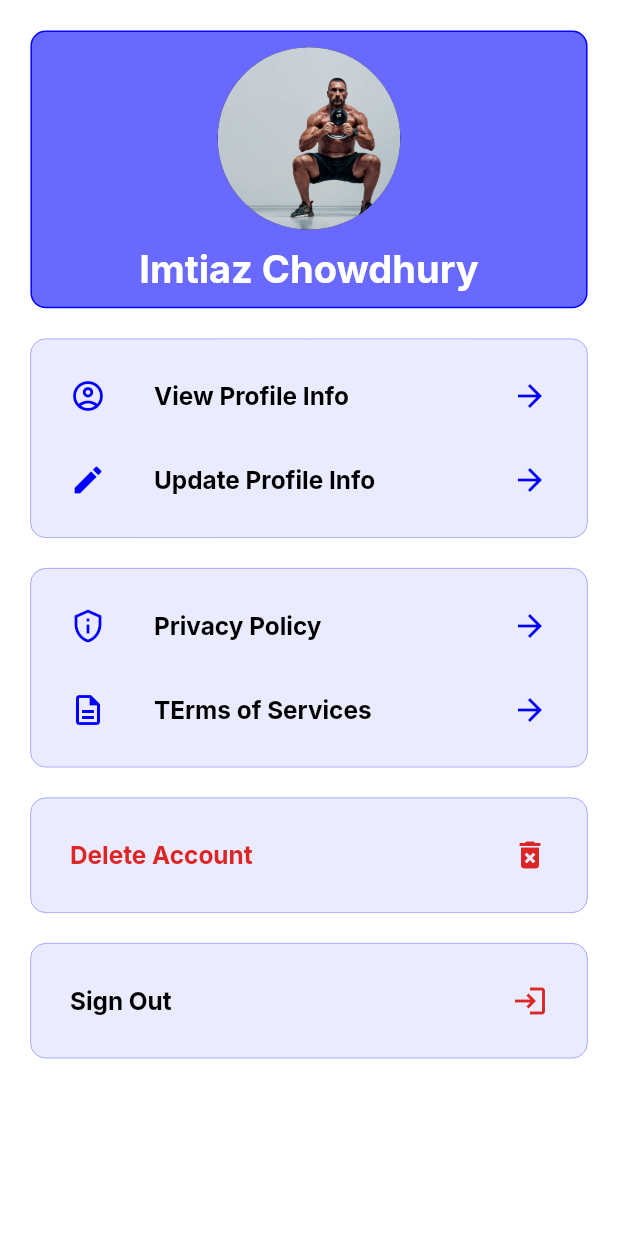
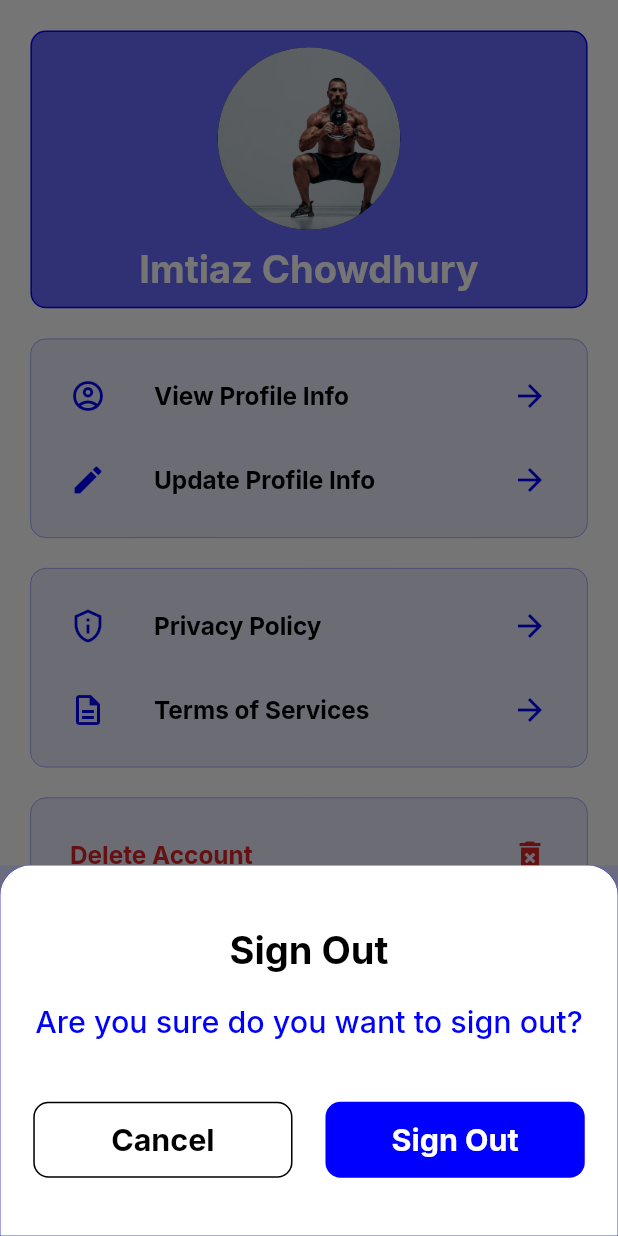
Before and after one commit to ImtiazChowdhuryWork/FitSnap_AI, a Flutter app: the ProfileScreen screen opened by its route, after a tap on "Sign Out", on a phone screen of 412 x 824 dp. Run offline on Flutter 3.47's test engine with Material 3 defaults, Android fonts, the phone set to English and light mode, and no system bars; drawn by our look-alikes of auto_animated; our stand-ins replace custom_navigation_bar, dio, flutter_screenutil, flutter_svg, get, get_it and 5 more; missing offline and left inert: dotlottie_loader; accounts and stored records are empty.

```diff
--- a/lib/common_widgets/custom_drawer.dart
+++ b/lib/common_widgets/custom_drawer.dart
@@ -70,7 +70,6 @@ class CustomDrawer extends StatelessWidget {
                     UIHelper.verticalSpace(15.h),
 
                     ///Favourites
-
                     CustomContainer(
                       padding: EdgeInsets.zero,
                       alignment: Alignment.centerRight,
@@ -90,7 +89,8 @@ class CustomDrawer extends StatelessWidget {
                       alignment: Alignment.centerRight,
                       child: CustomListTile(
                         onTap: () {
-                          NavigationService.navigateTo(Routes.checkoutScreen);
+                          NavigationService.navigateTo(
+                              Routes.subscriptionAndBillingScreen);
                         },
                         title: "Subscriptions & Billing",
                         leadingIcon: Icons.payment,
@@ -99,7 +99,6 @@ class CustomDrawer extends StatelessWidget {
                     UIHelper.verticalSpace(15.h),
 
                     ///Terms of Services
-
                     CustomContainer(
                       padding: EdgeInsets.zero,
                       alignment: Alignment.centerRight,
--- a/lib/features/profile/profile_screen.dart
+++ b/lib/features/profile/profile_screen.dart
@@ -1,11 +1,18 @@
+import 'package:fitsnap_ai/common_widgets/custom_elevated_button.dart';
 import 'package:fitsnap_ai/constants/text_font_style.dart';
 import 'package:fitsnap_ai/common_widgets/custom_container.dart';
 import 'package:fitsnap_ai/common_widgets/custom_list_tile.dart';
+import 'package:fitsnap_ai/features/profile/widgets/delete_account_bottom_sheet.dart';
+import 'package:fitsnap_ai/features/profile/widgets/sign_out_bottom_sheet.dart';
+import 'package:fitsnap_ai/features/profile/widgets/user_image_name_widget.dart';
 import 'package:fitsnap_ai/gen/assets.gen.dart';
 import 'package:fitsnap_ai/gen/colors.gen.dart';
+import 'package:fitsnap_ai/helpers/all_routes.dart';
+import 'package:fitsnap_ai/helpers/navigation_service.dart';
 import 'package:fitsnap_ai/helpers/ui_helpers.dart';
 import 'package:flutter/material.dart';
 import 'package:flutter_screenutil/flutter_screenutil.dart';
+import 'package:get/get.dart';
 
 class ProfileScreen extends StatelessWidget {
   const ProfileScreen({super.key});
@@ -21,37 +28,9 @@ class ProfileScreen extends StatelessWidget {
             children: [
               ///Image
               ///User Name
-              Container(
-                width: 1.sw,
-                padding: EdgeInsets.all(10.sp),
-                alignment: Alignment.center,
-                decoration: BoxDecoration(
-                  color: AppColors.c0000ff.withAlpha(150),
-                  border: Border.all(
-                    color: AppColors.c0000ff,
-                  ),
-                  borderRadius: BorderRadius.circular(10.r),
-                ),
-                child: Column(
-                  crossAxisAlignment: CrossAxisAlignment.center,
-                  mainAxisAlignment: MainAxisAlignment.center,
-                  children: [
-                    ///Profile Image
-                    CircleAvatar(
-                      radius: 60.sp,
-                      backgroundImage: AssetImage(
-                        Assets.images.addPaymentMethodScreenImage.path,
-                      ),
-                    ),
-                    UIHelper.verticalSpace(10.h),
-
-                    ///User Name
-                    Text(
-                      "Imtiaz Chowdhury",
-                      style: TextFontStyle.headline25BoldcFFFFFFStyleInter,
-                    ),
-                  ],
-                ),
+              UserImageAndNameWidget(
+                userImage: Assets.images.addPaymentMethodScreenImage.path,
+                userName: "Imtiaz Chowdhury",
               ),
               UIHelper.verticalSpace(20.h),
 
@@ -62,7 +41,10 @@ class ProfileScreen extends StatelessWidget {
                   children: [
                     ///View only profile details
                     CustomListTile(
-                      onTap: () {},
+                      onTap: () {
+                        NavigationService.navigateTo(
+                            Routes.viewProfileInfoScreen);
+                      },
                       title: "View Profile Info",
                       leadingIcon: Icons.account_circle_outlined,
                       trailingIcon: Icons.arrow_forward,
@@ -96,7 +78,7 @@ class ProfileScreen extends StatelessWidget {
                     ///View & Update profile details
                     CustomListTile(
                       onTap: () {},
-                      title: "TErms of Services",
+                      title: "Terms of Services",
                       leadingIcon: Icons.description_outlined,
                       trailingIcon: Icons.arrow_forward,
                     ),
@@ -108,7 +90,12 @@ class ProfileScreen extends StatelessWidget {
               ///Section : Delete Account
               CustomContainer(
                 child: CustomListTile(
-                  onTap: () {},
+                  onTap: () {
+                    Get.bottomSheet(
+                      backgroundColor: AppColors.c0000ff.withAlpha(20),
+                      DeleteAccountBottomSheet(),
+                    );
+                  },
                   title: "Delete Account",
                   titleColor: AppColors.cdc2626,
                   trailingIcon: Icons.delete_forever,
@@ -120,7 +107,12 @@ class ProfileScreen extends StatelessWidget {
               ///Section : Delete Account
               CustomContainer(
                 child: CustomListTile(
-                  onTap: () {},
+                  onTap: () {
+                    Get.bottomSheet(
+                      backgroundColor: AppColors.c0000ff.withAlpha(20),
+                      SignOutBottomSheet(),
+                    );
+                  },
                   title: "Sign Out",
                   isLeadingUsed: false,
                   leadingIcon: Icons.login_outlined,
--- /dev/null
+++ b/lib/features/profile/widgets/sign_out_bottom_sheet.dart
@@ -0,0 +1,97 @@
+import 'package:flutter/material.dart';
+import 'package:flutter_screenutil/flutter_screenutil.dart';
+
+import '../../../common_widgets/custom_elevated_button.dart';
+import '../../../constants/text_font_style.dart';
+import '../../../gen/colors.gen.dart';
+import '../../../helpers/ui_helpers.dart';
+
+class SignOutBottomSheet extends StatelessWidget {
+  const SignOutBottomSheet({super.key});
+
+  @override
+  Widget build(BuildContext context) {
+    return Container(
+      width: 1.sw,
+      height: 0.3.sh,
+      padding: EdgeInsets.only(
+        top: 40.h,
+        left: 20.w,
+        right: 20.w,
+        bottom: 20.h,
+      ),
+      alignment: Alignment.center,
+      decoration: BoxDecoration(
+        color: AppColors.cFFFFFF,
+        border: Border.all(
+          width: 0.2.sp,
+          color: AppColors.c0000ff,
+        ),
+        borderRadius: BorderRadius.only(
+          topLeft: Radius.circular(20),
+          topRight: Radius.circular(20),
+        ),
+      ),
+      child: Column(
+        children: [
+          ///Text : Sign Out
+          Text(
+            "Sign Out",
+            style: TextFontStyle.headline25BoldcFFFFFFStyleInter.copyWith(
+              color: AppColors.c000000,
+            ),
+          ),
+          UIHelper.verticalSpace(20.h),
+
+          ///Text : Are you sure do you want to sign out?
+          Text(
+            "Are you sure do you want to sign out?",
+            textAlign: TextAlign.center,
+            style: TextFontStyle.headline25BoldcFFFFFFStyleInter.copyWith(
+              fontSize: 20.sp,
+              color: AppColors.c0000ff,
+              fontWeight: FontWeight.w500,
+            ),
+          ),
+          UIHelper.verticalSpace(40.h),
+
+          ///Button : Cancel
+          ///Button : Sign Out
+          Row(
+            mainAxisAlignment: MainAxisAlignment.center,
+            children: [
+              ///Button : Cancel Button
+              Expanded(
+                child: CustomElevatedButton(
+                  onTap: () {},
+                  buttonTitle: "Cancel",
+                  textStyle:
+                      TextFontStyle.headline25BoldcFFFFFFStyleInter.copyWith(
+                    color: AppColors.c000000,
+                    fontSize: 20.sp,
+                  ),
+                  isButtonBorderUsed: true,
+                  buttonBorderColor: AppColors.c000000,
+                  buttonColor: AppColors.cFFFFFF,
+                ),
+              ),
+              UIHelper.horizontalSpace(20.w),
+
+              ///Button : Sign Out
+              Expanded(
+                child: CustomElevatedButton(
+                  onTap: () {},
+                  buttonTitle: "Sign Out",
+                  textStyle:
+                      TextFontStyle.headline25BoldcFFFFFFStyleInter.copyWith(
+                    fontSize: 20.sp,
+                  ),
+                ),
+              ),
+            ],
+          ),
+        ],
+      ),
+    );
+  }
+}
--- /dev/null
+++ b/lib/features/profile/widgets/user_image_name_widget.dart
@@ -0,0 +1,53 @@
+import 'package:flutter/material.dart';
+import 'package:flutter_screenutil/flutter_screenutil.dart';
+
+import '../../../constants/text_font_style.dart';
+import '../../../gen/assets.gen.dart';
+import '../../../gen/colors.gen.dart';
+import '../../../helpers/ui_helpers.dart';
+
+class UserImageAndNameWidget extends StatelessWidget {
+  final String userImage;
+  final String userName;
+  const UserImageAndNameWidget({
+    super.key,
+    required this.userImage,
+    required this.userName,
+  });
+
+  @override
+  Widget build(BuildContext context) {
+    return Container(
+      width: 1.sw,
+      padding: EdgeInsets.all(10.sp),
+      alignment: Alignment.center,
+      decoration: BoxDecoration(
+        color: AppColors.c0000ff.withAlpha(150),
+        border: Border.all(
+          color: AppColors.c0000ff,
+        ),
+        borderRadius: BorderRadius.circular(10.r),
+      ),
+      child: Column(
+        crossAxisAlignment: CrossAxisAlignment.center,
+        mainAxisAlignment: MainAxisAlignment.center,
+        children: [
+          ///Profile Image
+          CircleAvatar(
+            radius: 60.sp,
+            backgroundImage: AssetImage(
+              userImage,
+            ),
+          ),
+          UIHelper.verticalSpace(10.h),
+
+          ///User Name
+          Text(
+            userName,
+            style: TextFontStyle.headline25BoldcFFFFFFStyleInter,
+          ),
+        ],
+      ),
+    );
+  }
+}
--- a/lib/helpers/all_routes.dart
+++ b/lib/helpers/all_routes.dart
@@ -6,11 +6,13 @@ import 'package:fitsnap_ai/features/create_customize_plan/create_customize_plan_
 import 'package:fitsnap_ai/features/first_day/first_day_screen.dart';
 import 'package:fitsnap_ai/features/my_plan/my_plan_screen.dart';
 import 'package:fitsnap_ai/features/profile/profile_screen.dart';
+import 'package:fitsnap_ai/features/profile/view_profile_info_screen.dart';
 import 'package:fitsnap_ai/features/sign_in/sign_in_screen.dart';
 import 'package:fitsnap_ai/features/registration_successful/registration_successful_screen.dart';
 import 'package:fitsnap_ai/features/reset_password/reset_pasword_screen.dart';
 import 'package:fitsnap_ai/features/send_verification_code/send_verificatin_code_screen.dart';
 import 'package:fitsnap_ai/features/sign_up/sign_up_screen.dart';
+import 'package:fitsnap_ai/features/subscription_billing/subscription_billing_screen.dart';
 import 'package:fitsnap_ai/features/verify_code/verify_code_screen.dart';
 import 'package:fitsnap_ai/features/well_done/well_done_screen.dart';
 import 'package:fitsnap_ai/navigation_screen.dart';
@@ -42,6 +44,9 @@ final class Routes {
   static const String firstDayScreen = '/firstDayScreen';
   static const String myPlanScreen = '/myPlanScreen';
   static const String profileScreen = '/profileScreen';
+  static const String viewProfileInfoScreen = '/viewProfileInfoScreen';
+  static const String subscriptionAndBillingScreen =
+      '/subscriptionAndBillingScreen';
   static const String addPaymentMethodScreen = '/addPaymentMethodScreen';
   static const String sendVerificationScreen = '/sendVerificationScreen';
   static const String verifyCodeScreen = '/verifyCodeScreen';
@@ -238,6 +243,28 @@ final class RouteGenerator {
                 builder: (context) => ProfileScreen(),
               );
 
+      ///subscriptionAndBillingScreen
+      case Routes.subscriptionAndBillingScreen:
+        return Platform.isAndroid
+            ? _FadedTransitionRoute(
+                widget: SubscriptionBillingScreen(),
+                settings: settings,
+              )
+            : CupertinoPageRoute(
+                builder: (context) => SubscriptionBillingScreen(),
+              );
+
+      ///viewProfileInfoScreen
+      case Routes.viewProfileInfoScreen:
+        return Platform.isAndroid
+            ? _FadedTransitionRoute(
+                widget: ViewProfileInfoScreen(),
+                settings: settings,
+              )
+            : CupertinoPageRoute(
+                builder: (context) => ViewProfileInfoScreen(),
+              );
+
       default:
         return null;
     }
```
Also changed, not shown: lib/features/my_plan/my_plan_screen.dart (+0 -80 lines), lib/features/profile/view_profile_info_screen.dart (added, +93 -0 lines), lib/features/profile/widgets/delete_account_bottom_sheet.dart (added, +98 -0 lines), lib/features/subscription_billing/subscription_billing_screen.dart (added, +92 -0 lines), lib/features/subscription_billing/widgets/show_date.dart (renamed from lib/features/my_plan/widgets/show_date.dart), lib/features/subscription_billing/widgets/subcription_package_type.dart (renamed from lib/features/my_plan/widgets/subcription_package_type.dart), lib/features/subscription_billing/widgets/upgrade_plan_button.dart (renamed from lib/features/my_plan/widgets/upgrade_plan_button.dart).
